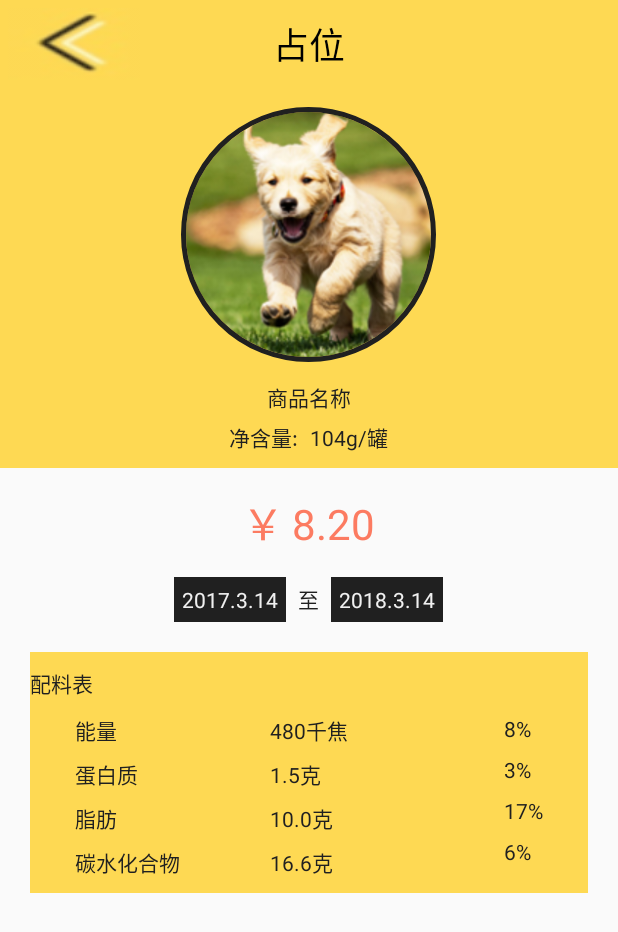
After one commit to haocdp/EasyGo, an Android app: the ScanGoodsInfoActivity screen opened directly, with no data from a screen before it, on a phone screen of 412 x 824 dp. The commit adds this screen. Shown: the top 932 px of the screen. Run offline under Robolectric (Android 15) with nearby library versions, the phone set to English and light mode, and no system bars; our stand-ins replace CircleImageView; Roboto replaces fonts that are not available here.

Commit message:
扫描商品详情界面，扫描按钮跳转

```diff
--- a/app/src/main/java/com/unicorn/easygo/MainActivity.java
+++ b/app/src/main/java/com/unicorn/easygo/MainActivity.java
@@ -37,7 +37,6 @@ import com.unicorn.easygo.activity.MarketRecommendActivity;
 import com.unicorn.easygo.activity.MessageActivity;
 import com.unicorn.easygo.activity.OrderActivity;
 import com.unicorn.easygo.activity.PersonalInfoActivity;
-import com.unicorn.easygo.activity.ResultActivity;
 import com.unicorn.easygo.activity.WalletActivity;
 import com.unicorn.easygo.utils.FontUtil;
 import com.unicorn.easygo.zxing.android.CaptureActivity;
@@ -113,7 +112,7 @@ public class MainActivity extends BaseActivity implements View.OnClickListener,V
         personal = (ImageButton)findViewById(R.id.personal);
         //用户头像
         scanButton = (ImageButton)findViewById(R.id.scanButton);
-        result = (TextView)findViewById(R.id.result);
+        //result = (TextView)findViewById(R.id.result);
         NavigationView navView = (NavigationView)findViewById(R.id.nav_view);
         navView.setCheckedItem(R.id.nav_order);//默认选中我的订单选项
         navView.setNavigationItemSelectedListener(new NavigationView.OnNavigationItemSelectedListener(){
@@ -239,7 +238,8 @@ public class MainActivity extends BaseActivity implements View.OnClickListener,V
                 break;
             case R.id.scanButton:
                 Intent scan_intent = new Intent(MainActivity.this, CaptureActivity.class);
-                startActivityForResult(scan_intent, REQUEST_CODE_SCAN);
+                //startActivityForResult(scan_intent, REQUEST_CODE_SCAN);
+                startActivity(scan_intent);
                 break;
         }
     }
--- /dev/null
+++ b/app/src/main/java/com/unicorn/easygo/activity/ScanGoodsInfoActivity.java
@@ -0,0 +1,15 @@
+package com.unicorn.easygo.activity;
+
+import android.support.v7.app.AppCompatActivity;
+import android.os.Bundle;
+
+import com.unicorn.easygo.R;
+
+public class ScanGoodsInfoActivity extends AppCompatActivity {
+
+    @Override
+    protected void onCreate(Bundle savedInstanceState) {
+        super.onCreate(savedInstanceState);
+        setContentView(R.layout.scan_goods_info_result);
+    }
+}
--- /dev/null
+++ b/app/src/main/res/layout/scan_goods_info_result.xml
@@ -0,0 +1,301 @@
+<?xml version="1.0" encoding="utf-8"?>
+<LinearLayout xmlns:android="http://schemas.android.com/apk/res/android"
+    xmlns:app="http://schemas.android.com/apk/res-auto"
+    xmlns:tools="http://schemas.android.com/tools"
+    android:layout_width="match_parent"
+    android:layout_height="match_parent"
+    android:orientation="vertical">
+
+    <com.unicorn.easygo.utils.TitleLayout
+        android:layout_width="match_parent"
+        android:layout_height="wrap_content">
+
+    </com.unicorn.easygo.utils.TitleLayout>
+
+    <RelativeLayout
+        android:layout_width="match_parent"
+        android:layout_height="wrap_content"
+        android:background="@color/mainColor">
+
+        <de.hdodenhof.circleimageview.CircleImageView
+            android:id="@+id/goods_image"
+            android:layout_width="170dp"
+            android:layout_height="195dp"
+            android:layout_alignParentTop="true"
+            android:layout_centerHorizontal="true"
+            android:src="@drawable/nav_icon"
+            app:civ_border_color="@color/assistColor_black"
+            app:civ_border_width="3dp" />
+
+        <TextView
+            android:id="@+id/goods_info"
+            android:layout_width="wrap_content"
+            android:layout_height="wrap_content"
+            android:layout_below="@+id/goods_image"
+            android:layout_centerHorizontal="true"
+            android:text="商品名称"
+            android:textColor="@color/assistColor_black"
+            android:textSize="14sp" />
+
+        <LinearLayout
+            android:layout_width="wrap_content"
+            android:layout_height="wrap_content"
+            android:layout_below="@+id/goods_info"
+            android:layout_centerHorizontal="true"
+            android:layout_marginBottom="10dp"
+            android:layout_marginTop="5dp"
+            android:orientation="horizontal">
+
+            <TextView
+                android:id="@+id/content"
+                android:layout_width="wrap_content"
+                android:layout_height="wrap_content"
+                android:layout_weight="1"
+                android:text="净含量:"
+                android:textColor="@color/assistColor_black"
+                android:textSize="14sp" />
+
+            <TextView
+                android:id="@+id/content_text"
+                android:layout_width="wrap_content"
+                android:layout_height="wrap_content"
+                android:layout_below="@+id/goods_info"
+                android:layout_centerHorizontal="true"
+                android:layout_marginLeft="8dp"
+                android:layout_weight="1"
+                android:text="104g/罐"
+                android:textColor="@color/assistColor_black" />
+
+        </LinearLayout>
+
+    </RelativeLayout>
+
+    <RelativeLayout
+        android:layout_width="match_parent"
+        android:layout_height="match_parent">
+
+        <LinearLayout
+            android:id="@+id/linearLayout_price"
+            android:layout_width="wrap_content"
+            android:layout_height="wrap_content"
+            android:layout_centerHorizontal="true"
+            android:layout_marginTop="15dp"
+            android:orientation="horizontal">
+
+            <TextView
+                android:id="@+id/goods_price_symbol"
+                android:layout_width="wrap_content"
+                android:layout_height="wrap_content"
+                android:layout_weight="1"
+                android:text="￥"
+                android:textColor="@color/adornColor"
+                android:textSize="28sp" />
+
+            <TextView
+                android:id="@+id/goods_price"
+                android:layout_width="wrap_content"
+                android:layout_height="wrap_content"
+                android:layout_marginLeft="5dp"
+                android:layout_weight="1"
+                android:text="8.20"
+                android:textColor="@color/adornColor"
+                android:textSize="28sp" />
+        </LinearLayout>
+
+        <LinearLayout
+            android:id="@+id/linearLayout_date"
+            android:layout_width="wrap_content"
+            android:layout_height="wrap_content"
+            android:layout_below="@+id/linearLayout_price"
+            android:layout_centerHorizontal="true"
+            android:layout_marginTop="15dp"
+            android:orientation="horizontal">
+
+            <TextView
+                android:id="@+id/goods_start_date"
+                android:layout_width="wrap_content"
+                android:layout_height="wrap_content"
+                android:layout_marginRight="8dp"
+                android:layout_weight="1"
+                android:background="@color/assistColor_black"
+                android:padding="5dp"
+                android:text="2017.3.14"
+                android:textColor="@color/assistColor_white" />
+
+            <TextView
+                android:id="@+id/to"
+                android:layout_width="wrap_content"
+                android:layout_height="wrap_content"
+                android:layout_weight="1"
+                android:text="至"
+                android:textColor="@color/assistColor_black" />
+
+            <TextView
+                android:id="@+id/goods_end_date"
+                android:layout_width="wrap_content"
+                android:layout_height="wrap_content"
+                android:layout_marginLeft="8dp"
+                android:layout_weight="1"
+                android:background="@color/assistColor_black"
+                android:padding="5dp"
+                android:text="2018.3.14"
+                android:textColor="@color/assistColor_white" />
+        </LinearLayout>
+
+        <LinearLayout
+            android:layout_width="wrap_content"
+            android:layout_height="wrap_content"
+            android:layout_below="@+id/linearLayout_date"
+            android:layout_centerHorizontal="true"
+            android:layout_marginLeft="20dp"
+            android:layout_marginRight="20dp"
+            android:layout_marginTop="20dp"
+            android:background="@color/mainColor"
+            android:orientation="vertical">
+
+            <LinearLayout
+                android:layout_width="match_parent"
+                android:layout_height="match_parent"
+                android:layout_marginTop="10dp"
+                android:orientation="horizontal">
+
+                <TextView
+                    android:id="@+id/goods_form_table"
+                    android:layout_width="wrap_content"
+                    android:layout_height="wrap_content"
+                    android:layout_weight="1"
+                    android:text="配料表"
+                    android:textColor="@color/assistColor_black" />
+
+            </LinearLayout>
+
+            <RelativeLayout
+                android:layout_width="wrap_content"
+                android:layout_height="wrap_content"
+                android:orientation="horizontal">
+
+                <LinearLayout
+                    android:layout_width="wrap_content"
+                    android:layout_height="wrap_content"
+                    android:layout_marginLeft="30dp"
+                    android:orientation="vertical">
+
+                    <TextView
+                        android:id="@+id/goods_form_energy"
+                        android:layout_width="match_parent"
+                        android:layout_height="wrap_content"
+                        android:layout_marginTop="10dp"
+                        android:text="能量"
+                        android:textColor="@color/assistColor_black" />
+
+                    <TextView
+                        android:id="@+id/goods_form_protein"
+                        android:layout_width="match_parent"
+                        android:layout_height="wrap_content"
+                        android:layout_marginTop="8dp"
+                        android:text="蛋白质"
+                        android:textColor="@color/assistColor_black" />
+
+                    <TextView
+                        android:id="@+id/goods_form_fat"
+                        android:layout_width="match_parent"
+                        android:layout_height="wrap_content"
+                        android:layout_marginTop="8dp"
+                        android:text="脂肪"
+                        android:textColor="@color/assistColor_black" />
+
+                    <TextView
+                        android:id="@+id/goods_form_carbohydrate"
+                        android:layout_width="match_parent"
+                        android:layout_height="wrap_content"
+                        android:layout_marginBottom="10dp"
+                        android:layout_marginTop="8dp"
+                        android:text="碳水化合物"
+                        android:textColor="@color/assistColor_black" />
+                </LinearLayout>
+
+                <LinearLayout
+                    android:layout_width="wrap_content"
+                    android:layout_height="wrap_content"
+                    android:layout_centerHorizontal="true"
+                    android:orientation="vertical">
+
+                    <TextView
+                        android:id="@+id/goods_form_energy_num"
+                        android:layout_width="match_parent"
+                        android:layout_height="wrap_content"
+                        android:layout_marginTop="10dp"
+                        android:text="480千焦"
+                        android:textColor="@color/assistColor_black" />
+
+                    <TextView
+                        android:id="@+id/goods_form_protein_num"
+                        android:layout_width="match_parent"
+                        android:layout_height="wrap_content"
+                        android:layout_marginTop="8dp"
+                        android:text="1.5克"
+                        android:textColor="@color/assistColor_black" />
+
+                    <TextView
+                        android:id="@+id/goods_form_fat_num"
+                        android:layout_width="match_parent"
+                        android:layout_height="wrap_content"
+                        android:layout_marginTop="8dp"
+                        android:text="10.0克"
+                        android:textColor="@color/assistColor_black" />
+
+                    <TextView
+                        android:id="@+id/goods_form_carbohydrate_num"
+                        android:layout_width="match_parent"
+                        android:layout_height="wrap_content"
+                        android:layout_marginBottom="10dp"
+                        android:layout_marginTop="8dp"
+                        android:text="16.6克"
+                        android:textColor="@color/assistColor_black" />
+                </LinearLayout>
+
+                <LinearLayout
+                    android:layout_width="wrap_content"
+                    android:layout_height="wrap_content"
+                    android:layout_alignParentRight="true"
+                    android:orientation="vertical"
+                    android:paddingRight="30dp">
+
+                    <TextView
+                        android:id="@+id/goods_form_energy_percent"
+                        android:layout_width="match_parent"
+                        android:layout_height="wrap_content"
+                        android:layout_marginTop="10dp"
+                        android:text="8%"
+                        android:textColor="@color/assistColor_black" />
+
+                    <TextView
+                        android:id="@+id/goods_form_protein_percent"
+                        android:layout_width="match_parent"
+                        android:layout_height="wrap_content"
+                        android:layout_marginTop="8dp"
+                        android:text="3%"
+                        android:textColor="@color/assistColor_black" />
+
+                    <TextView
+                        android:id="@+id/goods_form_fat_percent"
+                        android:layout_width="match_parent"
+                        android:layout_height="wrap_content"
+                        android:layout_marginTop="8dp"
+                        android:text="17%"
+                        android:textColor="@color/assistColor_black" />
+
+                    <TextView
+                        android:id="@+id/goods_form_carbohydrate_percent"
+                        android:layout_width="match_parent"
+                        android:layout_height="wrap_content"
+                        android:layout_marginBottom="10dp"
+                        android:layout_marginTop="8dp"
+                        android:text="6%"
+                        android:textColor="@color/assistColor_black" />
+                </LinearLayout>
+            </RelativeLayout>
+
+        </LinearLayout>
+    </RelativeLayout>
+</LinearLayout>
--- a/app/src/main/res/values/colors.xml
+++ b/app/src/main/res/values/colors.xml
@@ -3,7 +3,7 @@
     <color name="colorPrimary">#3F51B5</color>
     <color name="colorPrimaryDark">#303F9F</color>
     <color name="colorAccent">#FF4081</color>
-    <color name="background">#F4D85E</color>
+    <color name="background">#f4d85e</color>
 
     <color name="mainColor">#fed953</color>
     <color name="adornColor">#fc7b61</color>
--- a/app/src/main/res/values/strings.xml
+++ b/app/src/main/res/values/strings.xml
@@ -125,4 +125,7 @@
 
     <string name="viewfinderview_status_text1">将二维码/条码放入取景框内</string>
     <string name="viewfinderview_status_text2">即可自动扫描</string>
+
+    <string name="haveAScan">扫一扫</string>
+    <string name="goodsInfo">商品信息</string>
 </resources>
```
Also changed, not shown: app/src/main/AndroidManifest.xml (+14 -12 lines), app/src/main/java/com/unicorn/easygo/activity/ScanShoppingCartActivity.java (added, +43 -0 lines), app/src/main/java/com/unicorn/easygo/zxing/android/CaptureActivity.java (+10 -4 lines), app/src/main/res/layout/capture.xml (+5 -5 lines), app/src/main/res/layout/scan_shopping_cart_result.xml (added, +63 -0 lines).
